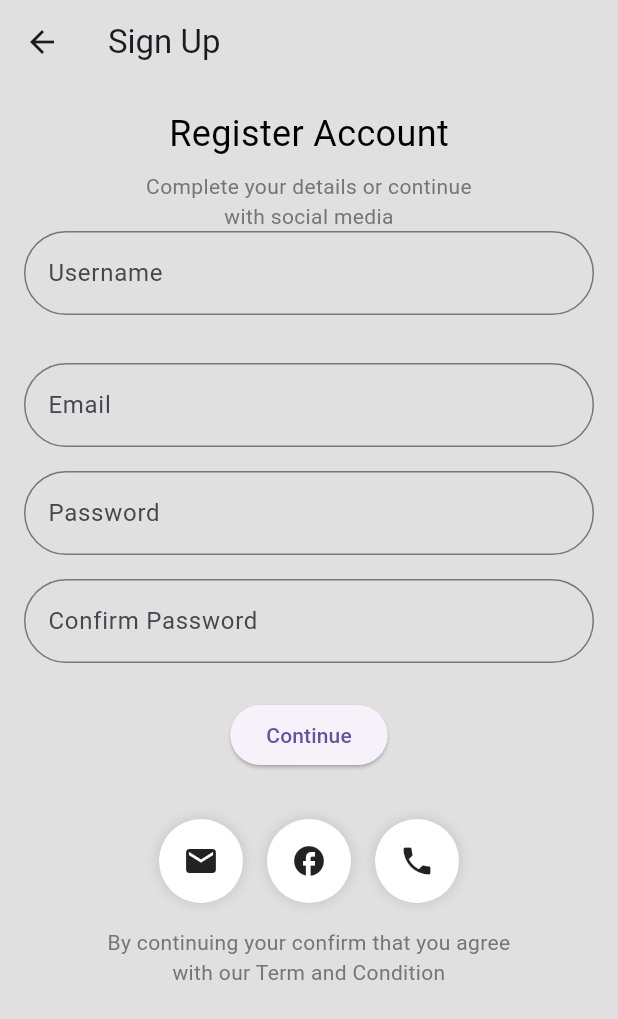
After one commit to Mohit-Adhikari/Hotel-Management-, a Flutter app: the Chefsignup screen opened by its route, on a phone screen of 412 x 824 dp. The commit adds this screen. Shown: the top 1019 px of the screen. Run offline on Flutter 3.47's test engine with Material 3 defaults, Android fonts, the phone set to English and light mode, and no system bars; our stand-ins replace carousel_slider, cloud_firestore, firebase_auth, firebase_core, fl_chart, flutter_inset_box_shadow and 7 more; missing offline and left inert: dart:ffi, popup_menu; accounts and stored records are empty.

Commit message:
authenticated chef

```diff
--- a/lib/main.dart
+++ b/lib/main.dart
@@ -1,6 +1,7 @@
 import 'package:firebase_core/firebase_core.dart';
 import 'package:flutter/material.dart';
 import 'package:hotel_management/pages/Admin/adminHome.dart';
+import 'package:hotel_management/pages/Chefs/chefSignup.dart';
 import 'package:hotel_management/pages/Chefs/orders.dart';
 import 'package:hotel_management/pages/Owner/add_menu.dart';
 import 'package:hotel_management/pages/Owner/owner_homepage.dart';
@@ -41,6 +42,7 @@ class MyApp extends StatelessWidget {
         debugShowCheckedModeBanner: false,
         home: IntroPages(),
         routes: {
+          '/chefsignup':(context)=>Chefsignup(),
           '/resturanttilepage': (context) => ResturantTile(),
           '/adminhomepage': (context) => AdminHome(),
           '/cheforderpage': (context) => ChefOrders(),
--- /dev/null
+++ b/lib/pages/Chefs/chefSignup.dart
@@ -0,0 +1,176 @@
+import 'package:flutter/material.dart';
+import 'package:hotel_management/services/chef_auth.dart';
+
+class Chefsignup extends StatefulWidget {
+  const Chefsignup({super.key});
+
+  @override
+  State<Chefsignup> createState() => _ChefsignupState();
+}
+
+class _ChefsignupState extends State<Chefsignup> {
+final TextEditingController _usernameController = TextEditingController();
+  final TextEditingController _emailController = TextEditingController();
+  final TextEditingController _passwordController = TextEditingController();
+  final TextEditingController _confirmPasswordController =
+      TextEditingController();
+
+  void _register() async {
+    String username = _usernameController.text;
+    String email = _emailController.text;
+    String password = _passwordController.text;
+    String confirmPassword = _confirmPasswordController.text;
+
+    // Perform registration validation
+    if (password != confirmPassword) {
+      ScaffoldMessenger.of(context).showSnackBar(
+        const SnackBar(content: Text('Error: Passwords do not match')),
+      );
+      return;
+    }
+
+    // Create an instance of AuthService
+    AuthService authService = AuthService(
+      emailText: email,
+      passwordText: password,
+      confirmPasswordText: confirmPassword,
+      usernameText: username,
+    );
+
+    // Call the registerUser method
+    authService.registerUser(context);
+
+    // Clear the text fields after registration attempt
+    _usernameController.clear();
+    _emailController.clear();
+    _passwordController.clear();
+    _confirmPasswordController.clear();
+  }
+
+  @override
+  Widget build(BuildContext context) {
+    return Scaffold(
+      backgroundColor: Colors.grey[300],
+      appBar: AppBar(
+        backgroundColor: Colors.transparent,
+        title: const Text("Sign Up"),
+      ),
+      body: SafeArea(
+        child: SingleChildScrollView(
+          padding: const EdgeInsets.symmetric(horizontal: 16),
+          child: Column(
+            children: [
+              const SizedBox(height: 16),
+              const Text(
+                "Register Account",
+                style: TextStyle(fontSize: 24, color: Colors.black),
+              ),
+              const SizedBox(height: 8),
+              const Text(
+                "Complete your details or continue \nwith social media",
+                textAlign: TextAlign.center,
+                style: TextStyle(color: Color(0xFF757575)),
+              ),
+              TextFormField(
+                controller: _usernameController,
+                decoration: InputDecoration(
+                  hintText: "Enter username",
+                  labelText: "Username",
+                  border: OutlineInputBorder(
+                    borderRadius: BorderRadius.circular(100),
+                  ),
+                ),
+              ),
+              const SizedBox(height: 32),
+              // Email Field
+              TextFormField(
+                controller: _emailController,
+                decoration: InputDecoration(
+                  hintText: "Enter your email",
+                  labelText: "Email",
+                  border: OutlineInputBorder(
+                    borderRadius: BorderRadius.circular(100),
+                  ),
+                ),
+              ),
+              const SizedBox(height: 16),
+              // Password Field
+              TextFormField(
+                controller: _passwordController,
+                obscureText: true,
+                decoration: InputDecoration(
+                  hintText: "Enter your password",
+                  labelText: "Password",
+                  border: OutlineInputBorder(
+                    borderRadius: BorderRadius.circular(100),
+                  ),
+                ),
+              ),
+              const SizedBox(height: 16),
+              // Confirm Password Field
+              TextFormField(
+                controller: _confirmPasswordController,
+                obscureText: true,
+                decoration: InputDecoration(
+                  hintText: "Re-enter your password",
+                  labelText: "Confirm Password",
+                  border: OutlineInputBorder(
+                    borderRadius: BorderRadius.circular(100),
+                  ),
+                ),
+              ),
+              const SizedBox(height: 24),
+              // Continue Button
+              ElevatedButton(
+                onPressed: () {
+                  _register();
+                },
+                child: const Text('Continue'),
+              ),
+              const SizedBox(height: 32),
+              // Social Media Icons Row
+              Row(
+                mainAxisAlignment: MainAxisAlignment.center,
+                children: [
+                  _buildSocialCard(Icons.email, () {}),
+                  const SizedBox(width: 16),
+                  _buildSocialCard(Icons.facebook, () {}),
+                  const SizedBox(width: 16),
+                  _buildSocialCard(Icons.phone, () {}),
+                ],
+              ),
+              const SizedBox(height: 16),
+              const Text(
+                "By continuing your confirm that you agree \nwith our Term and Condition",
+                textAlign: TextAlign.center,
+                style: TextStyle(color: Color(0xFF757575)),
+              ),
+            ],
+          ),
+        ),
+      ),
+    );
+  }
+
+  // Helper method to build Social Cards
+  Widget _buildSocialCard(IconData icon, VoidCallback onPress) {
+    return GestureDetector(
+      onTap: onPress,
+      child: Container(
+        padding: const EdgeInsets.all(16),
+        decoration: BoxDecoration(
+          color: Colors.white,
+          shape: BoxShape.circle,
+          boxShadow: [
+            BoxShadow(
+              color: Colors.grey.withOpacity(0.3),
+              spreadRadius: 2,
+              blurRadius: 5,
+            ),
+          ],
+        ),
+        child: Icon(icon),
+      ),
+    );
+  }
+}
```
Also changed, not shown: lib/pages/Chefs/chefsSignIn.dart (+48 -11 lines), lib/services/chef_auth.dart (added, +172 -0 lines), lib/services/owner_auth.dart (+16 -6 lines).
